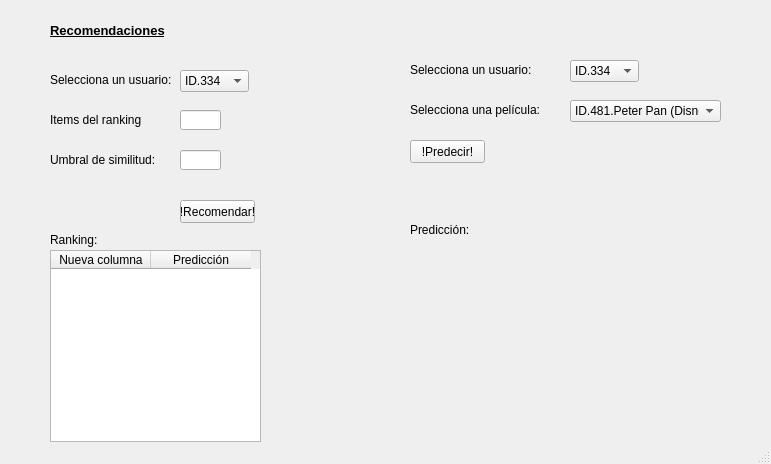
Juanal07/SistemaRecomendador, file Interface.ui: the form before one commit.
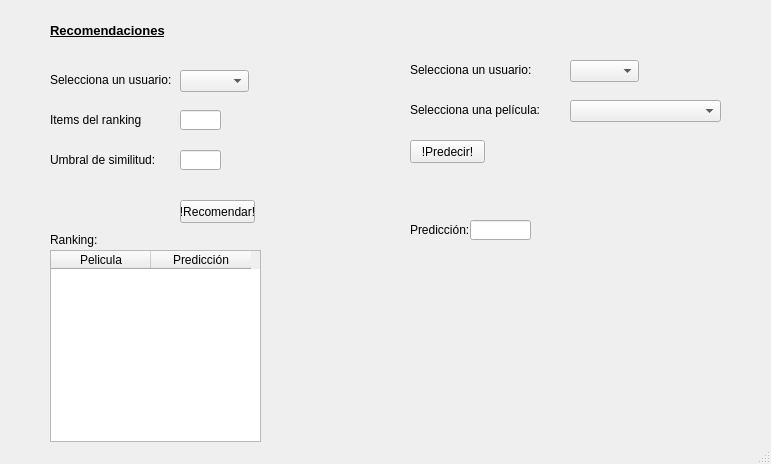
The form after the commit.

Patch:
```diff
--- a/Interface.ui
+++ b/Interface.ui
@@ -52,16 +52,6 @@
       <height>22</height>
      </rect>
     </property>
-    <item>
-     <property name="text">
-      <string>ID.334</string>
-     </property>
-    </item>
-    <item>
-     <property name="text">
-      <string>ID.200</string>
-     </property>
-    </item>
    </widget>
    <widget class="QLabel" name="label_3">
     <property name="geometry">
@@ -166,16 +156,6 @@
       <height>22</height>
      </rect>
     </property>
-    <item>
-     <property name="text">
-      <string>ID.334</string>
-     </property>
-    </item>
-    <item>
-     <property name="text">
-      <string>ID.200</string>
-     </property>
-    </item>
    </widget>
    <widget class="QComboBox" name="boxPliculas">
     <property name="geometry">
@@ -186,16 +166,6 @@
       <height>22</height>
      </rect>
     </property>
-    <item>
-     <property name="text">
-      <string>ID.481.Peter Pan (Disney)</string>
-     </property>
-    </item>
-    <item>
-     <property name="text">
-      <string>ID.200</string>
-     </property>
-    </item>
    </widget>
    <widget class="QPushButton" name="btnPredecir">
     <property name="geometry">
@@ -213,17 +183,6 @@
      <string>!Predecir!</string>
     </property>
    </widget>
-   <widget class="QWidget" name="verticalLayoutWidget">
-    <property name="geometry">
-     <rect>
-      <x>470</x>
-      <y>210</y>
-      <width>91</width>
-      <height>31</height>
-     </rect>
-    </property>
-    <layout class="QVBoxLayout" name="resultadoPrediccion"/>
-   </widget>
    <widget class="QTableWidget" name="tableWidget">
     <property name="geometry">
      <rect>
@@ -235,7 +194,7 @@
     </property>
     <column>
      <property name="text">
-      <string>Nueva columna</string>
+      <string>Pelicula</string>
      </property>
     </column>
     <column>
@@ -264,6 +223,16 @@
      </rect>
     </property>
    </widget>
+   <widget class="QLineEdit" name="textPrediccion">
+    <property name="geometry">
+     <rect>
+      <x>470</x>
+      <y>220</y>
+      <width>61</width>
+      <height>20</height>
+     </rect>
+    </property>
+   </widget>
   </widget>
   <widget class="QStatusBar" name="statusbar"/>
  </widget>
```
